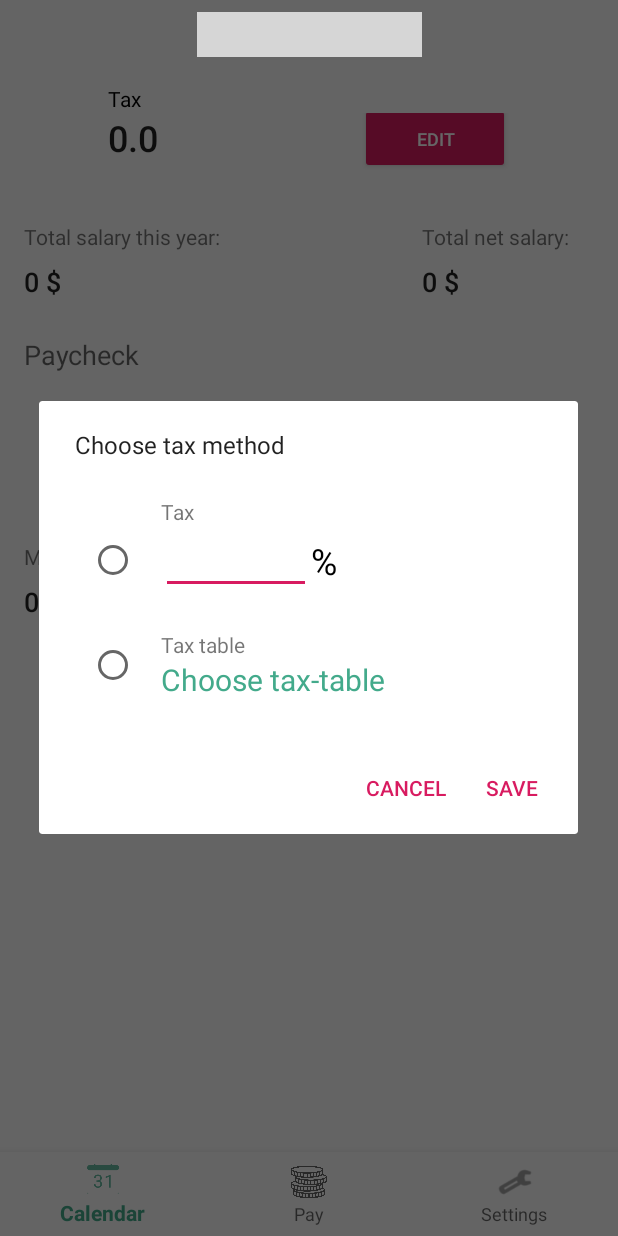
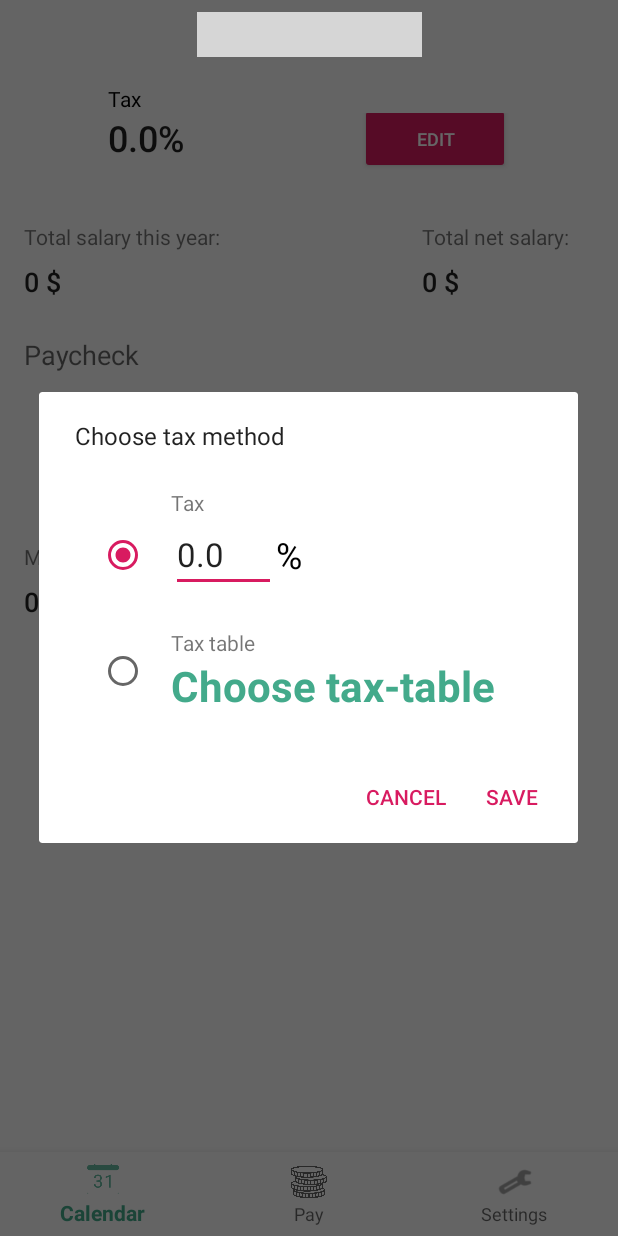
Before and after one commit to marcusbirkeland/terminus, an Android app: the EarningsFragment screen opened through its navigation route, after a tap on "EDIT", on a phone screen of 412 x 824 dp. Run offline under Robolectric (Android 15) with nearby library versions, the phone set to English and light mode, and no system bars; our stand-ins replace navigation-ui; libraries missing offline, so code that uses them is left out: com.github.sundeepk.compactcalendarview, com.nostra13.universalimageloader; 8 statements that could not run were skipped; grey boxes are pictures that could not be loaded.

Commit message:
Finished with visual aspects of editTaxDialog.

```diff
--- a/app/src/main/java/com/birkeland/terminus/MainActivity.java
+++ b/app/src/main/java/com/birkeland/terminus/MainActivity.java
@@ -19,6 +19,7 @@ import android.view.View;
 import android.widget.EditText;
 import android.widget.ImageView;
 
+import com.birkeland.terminus.dialogFragments.TablePickerDialogFragment;
 import com.google.android.material.bottomnavigation.BottomNavigationView;
 
 import androidx.appcompat.app.ActionBar;
@@ -33,7 +34,7 @@ import androidx.navigation.ui.NavigationUI;
 import java.util.Currency;
 import java.util.Locale;
 
-public class MainActivity extends AppCompatActivity {
+public class MainActivity extends AppCompatActivity{
     public static final int CREATE_ALARM = 45456;
     public static final int DELETE_EVENT = 2321;
     public static final int NORWEGIAN = 1814;
@@ -115,4 +116,5 @@ public class MainActivity extends AppCompatActivity {
         editor.putString("CURRENCY",getLocaleCurrency());
         editor.apply();
     }
+
 }
--- a/app/src/main/java/com/birkeland/terminus/dialogFragments/ChooseWorkplaceDialogFragment.java
+++ b/app/src/main/java/com/birkeland/terminus/dialogFragments/ChooseWorkplaceDialogFragment.java
@@ -46,7 +46,7 @@ public class ChooseWorkplaceDialogFragment extends DialogFragment {
     public interface OnInputListener{
         void sendWorkplace(Job job);
     }
-    public ChooseWorkplaceDialogFragment.OnInputListener mOnInputListener;
+    private ChooseWorkplaceDialogFragment.OnInputListener mOnInputListener;
 
     @Override
     public Dialog onCreateDialog(Bundle savedInstanceState){
--- /dev/null
+++ b/app/src/main/java/com/birkeland/terminus/dialogFragments/EditTaxDialogFragment.java
@@ -0,0 +1,177 @@
+package com.birkeland.terminus.dialogFragments;
+
+import android.app.AlertDialog;
+import android.app.Dialog;
+import android.content.DialogInterface;
+import android.content.Intent;
+import android.content.SharedPreferences;
+import android.os.Bundle;
+import android.util.Log;
+import android.view.KeyEvent;
+import android.view.View;
+import android.widget.Button;
+import android.widget.CompoundButton;
+import android.widget.EditText;
+import android.widget.RadioButton;
+import android.widget.TextView;
+import android.widget.Toast;
+
+import androidx.fragment.app.DialogFragment;
+
+import com.birkeland.terminus.R;
+
+import static android.content.Context.MODE_PRIVATE;
+
+public class EditTaxDialogFragment extends DialogFragment {
+
+    public static final int TAX_SELECTED = 123213;
+    private String selectedTable;
+    public EditTaxDialogFragment() {
+    }
+
+    @Override
+    public AlertDialog onCreateDialog(Bundle savedInstanceState) {
+        final AlertDialog.Builder builder = new AlertDialog.Builder(getActivity());
+
+        final View dialogView = View.inflate(getContext(), R.layout.select_tax_dialog_layout,null);
+        final TextView textViewSetTaxTable = dialogView.findViewById(R.id.textViewPickTaxTable);
+        final RadioButton radioButtonPercentage = dialogView.findViewById(R.id.radioButtonTaxPercentage);
+        final RadioButton radioButtonTable = dialogView.findViewById(R.id.radioButtonTaxTable);
+        final EditText editTextPercentage = dialogView.findViewById(R.id.editTextTaxPercentage);
+
+        SharedPreferences pref = getActivity().getSharedPreferences("SHARED PREFERENCES",MODE_PRIVATE);
+        String currentTable = pref.getString("TAXTABLE","");
+        if (!currentTable.equals(""))
+            textViewSetTaxTable.setText(currentTable);
+        editTextPercentage.setText(""+ (pref.getFloat("TAXPERCENTAGE",0)));
+
+        if(pref.getBoolean("ISTAXTABLE",false))
+            radioButtonTable.setChecked(true);
+        else
+            radioButtonPercentage.setChecked(true);
+
+        // Har ikke satt radio buttons i noen gruppe, derfor må vi programmere de her:
+        radioButtonPercentage.setOnCheckedChangeListener(new CompoundButton.OnCheckedChangeListener() {
+            @Override
+            public void onCheckedChanged(CompoundButton buttonView, boolean isChecked) {
+                if(radioButtonPercentage.isChecked())
+                    radioButtonTable.setChecked(false);
+            }
+        });
+        radioButtonTable.setOnCheckedChangeListener(new CompoundButton.OnCheckedChangeListener() {
+            @Override
+            public void onCheckedChanged(CompoundButton buttonView, boolean isChecked) {
+                if(radioButtonTable.isChecked())
+                    radioButtonPercentage.setChecked(false);
+            }
+        });
+        textViewSetTaxTable.setOnClickListener(new View.OnClickListener() {
+            @Override
+            public void onClick(View v) {
+                // Åpne tabellpicker
+                editTextPercentage.clearFocus();
+                showTaxTablePicker();
+                radioButtonTable.setChecked(true);
+            }
+        });
+        editTextPercentage.setOnFocusChangeListener(new View.OnFocusChangeListener() {
+            @Override
+            public void onFocusChange(View v, boolean hasFocus) {
+                if(hasFocus)
+                    radioButtonPercentage.setChecked(true);
+            }
+        });
+
+        builder.setMessage(getString(R.string.choose_tax_method))
+                .setView(dialogView)
+                .setPositiveButton(getString(R.string.save),new DialogInterface.OnClickListener() {
+                    public void onClick(DialogInterface dialog, int id) {
+                        final EditText editTextTaxPercentage = dialogView.findViewById(R.id.editTextTaxPercentage);
+                        if(radioButtonPercentage.isChecked()){
+                            if(editTextTaxPercentage.getText().toString().equals("")){
+                                Toast toast=Toast.makeText(getContext(),getString(R.string.error_eneter_tax_percentage),Toast.LENGTH_SHORT);
+                                toast.show();
+                                return;
+                            }
+                            setTaxPercentage(editTextTaxPercentage.getText().toString());
+
+                        }else if(radioButtonTable.isChecked()){
+                            if(selectedTable == null ||selectedTable.equals("")){
+                                if(textViewSetTaxTable.getText().length() == 4){
+                                    setSelectedTable(textViewSetTaxTable.getText().toString());
+                                }else{
+                                    Toast toast=Toast.makeText(getContext(),getString(R.string.error_eneter_tax_table),Toast.LENGTH_SHORT);
+                                    toast.show();
+                                    return;
+                                }
+                            }
+                            setTaxTable();
+                        }else{
+                            Toast toast=Toast.makeText(getContext(),getString(R.string.error_choose_a_tax_option),Toast.LENGTH_SHORT);
+                            toast.show();
+                            return;
+                        }
+                        Intent intent = new Intent();
+                        getTargetFragment().onActivityResult(getTargetRequestCode(),TAX_SELECTED,intent);
+                    }
+                }).setNegativeButton(getString(R.string.cancel), new DialogInterface.OnClickListener() {
+            @Override
+            public void onClick(DialogInterface dialog, int which) {
+                // Avbryt
+            }
+        });
+        return builder.create();
+    }
+
+    public void showTaxTablePicker(){
+        TablePickerDialogFragment tablePicker = new TablePickerDialogFragment();
+        tablePicker.setTargetFragment(this,0);
+        tablePicker.show(this.getFragmentManager(),"Table picker");
+    }
+    private void setSelectedTable (String tableID){
+        TextView textViewPickTax = getDialog().findViewById(R.id.textViewPickTaxTable);
+        textViewPickTax.setText(tableID);
+        selectedTable = tableID;
+    }
+    @Override
+    public void onActivityResult(int requestCode, int resultCode, Intent data) {
+        super.onActivityResult(requestCode, resultCode, data);
+        Log.d("Selected table", data.getStringExtra("Table"));
+        setSelectedTable(data.getStringExtra("Table"));
+    }
+
+    private void saveTaxTable(String tableID){
+        SharedPreferences pref = getActivity().getSharedPreferences("SHARED PREFERENCES", MODE_PRIVATE);
+        SharedPreferences.Editor editor = pref.edit();
+        editor.putString("TAXTABLE",tableID);
+        editor.putBoolean("ISTAXTABLE",true);
+        editor.apply();
+    }
+
+    private void setTaxTable (){
+        if(!selectedTable.equals("") && selectedTable != null){
+            // Lagrer i sharedprefs
+            saveTaxTable(selectedTable);
+        }
+    }
+
+    private void saveTaxPercentage (float percentage){
+        SharedPreferences pref = getActivity().getSharedPreferences("SHARED PREFERENCES", MODE_PRIVATE);
+        SharedPreferences.Editor editor = pref.edit();
+        editor.putFloat("TAXPERCENTAGE", percentage);
+        editor.putBoolean("ISTAXTABLE",false);
+        editor.apply();
+    }
+
+    private void setTaxPercentage(String taxPercentageText){
+        if(taxPercentageText != null && !taxPercentageText.equals("")) {
+            float taxPercentage;
+            taxPercentage = Float.parseFloat(taxPercentageText);
+            if (taxPercentage > 100 ){
+                taxPercentage = 100;
+            }
+            // Lagrer skatteprosent i sharedprefs
+            saveTaxPercentage(taxPercentage);
+        }
+    }
+}
--- a/app/src/main/java/com/birkeland/terminus/ui/earnings/EarningsFragment.java
+++ b/app/src/main/java/com/birkeland/terminus/ui/earnings/EarningsFragment.java
@@ -3,6 +3,7 @@ package com.birkeland.terminus.ui.earnings;
 import android.app.AlertDialog;
 import android.app.Dialog;
 import android.content.DialogInterface;
+import android.content.Intent;
 import android.content.SharedPreferences;
 import android.content.res.AssetManager;
 import android.os.Bundle;
@@ -23,6 +24,7 @@ import android.widget.Toast;
 import androidx.annotation.Nullable;
 import androidx.annotation.NonNull;
 import androidx.fragment.app.Fragment;
+import androidx.fragment.app.FragmentManager;
 import androidx.lifecycle.Observer;
 import androidx.lifecycle.ViewModelProviders;
 
@@ -30,6 +32,9 @@ import com.birkeland.terminus.DataClasses.Job;
 import com.birkeland.terminus.DataClasses.WorkdayEvent;
 import com.birkeland.terminus.PayCalculator;
 import com.birkeland.terminus.R;
+import com.birkeland.terminus.dialogFragments.EditTaxDialogFragment;
+import com.birkeland.terminus.dialogFragments.SalaryPeriodDatePicker;
+import com.birkeland.terminus.dialogFragments.TablePickerDialogFragment;
 import com.google.gson.Gson;
 import com.google.gson.reflect.TypeToken;
 
@@ -40,6 +45,7 @@ import java.lang.reflect.Type;
 import java.util.ArrayList;
 import java.util.List;
 import static android.content.Context.MODE_PRIVATE;
+import static com.birkeland.terminus.dialogFragments.EditTaxDialogFragment.TAX_SELECTED;
 
 public class EarningsFragment extends Fragment {
 
@@ -52,6 +58,7 @@ public class EarningsFragment extends Fragment {
     private int currentEarnings;
     private float taxPercentage;
     private int spinnerPosition;
+    private String selectedTable = "";
 
     private String loadCurrency(){
         SharedPreferences locale = getActivity().getSharedPreferences("LOCALE",MODE_PRIVATE);
@@ -72,12 +79,6 @@ public class EarningsFragment extends Fragment {
         textViewMonthlyEarningsNet.setText((int) monthlyNetPay + " " + currency);
     }
 
-    private void saveTaxPercentage (float percentage){
-        SharedPreferences pref = getActivity().getSharedPreferences("SHARED PREFERENCES", MODE_PRIVATE);
-        SharedPreferences.Editor editor = pref.edit();
-        editor.putFloat("TAXPERCENTAGE", percentage);
-        editor.apply();
-    }
     private float loadTaxPercentage(){
         SharedPreferences pref = getActivity().getSharedPreferences("SHARED PREFERENCES",MODE_PRIVATE);
         float percentage;
@@ -130,9 +131,7 @@ public class EarningsFragment extends Fragment {
         loadEvents();
         loadJobs();
         currency = loadCurrency();
-        taxPercentage = loadTaxPercentage();
-        TextView editTextTaxPercentage = getView().findViewById(R.id.textViewTaxPercentage);
-        editTextTaxPercentage.setText(taxPercentage+ "");
+        setTaxText();
         TextView textViewTotalEarningsGross = getView().findViewById(R.id.textViewGrossCurrentEarnings);
         currentEarnings = payCalculator.getYearlyEarnings(workdayEvents);
         textViewTotalEarningsGross.setText("" + currentEarnings + " " + currency);
@@ -178,11 +177,36 @@ public class EarningsFragment extends Fragment {
         buttonEditTax.setOnClickListener(new View.OnClickListener() {
             @Override
             public void onClick(View v) {
-                makeEditTaxDialog().show();
+                showTaxDialog();
             }
         });
     }
 
+    private void showTaxDialog(){
+        EditTaxDialogFragment editTaxDialogFragment = new EditTaxDialogFragment();
+        editTaxDialogFragment.setTargetFragment(this,0);
+        editTaxDialogFragment.show(this.getFragmentManager(),"Edit Tax dialog");
+    }
+    @Override
+    public void onActivityResult(int requestCode, int resultCode, Intent data) {
+        super.onActivityResult(requestCode, resultCode, data);
+        if (resultCode==TAX_SELECTED){
+            setTaxText();
+        }
+    }
+
+    private void setTaxText(){
+        SharedPreferences sharedPreferences = getActivity().getSharedPreferences("SHARED PREFERENCES",MODE_PRIVATE);
+        boolean isTaxTable = sharedPreferences.getBoolean("ISTAXTABLE",false);
+        TextView textViewTaxPercentage = getView().findViewById(R.id.textViewTaxPercentage);
+        if(isTaxTable){
+            String table = sharedPreferences.getString("TAXTABLE" ,"");
+            textViewTaxPercentage.setText(getString(R.string.table) + " " + table);
+        }else{
+            float percentage = sharedPreferences.getFloat("TAXPERCENTAGE", 0);
+            textViewTaxPercentage.setText(percentage +"%");
+        }
+    }
     public View onCreateView(@NonNull LayoutInflater inflater,
                              ViewGroup container, Bundle savedInstanceState) {
         earningsViewModel =
@@ -197,113 +221,4 @@ public class EarningsFragment extends Fragment {
         });
         return root;
     }
-
-    private Dialog makeEditTaxDialog(){
-        final AlertDialog.Builder builder = new AlertDialog.Builder(getActivity());
-
-        final View dialogView = View.inflate(getContext(),R.layout.select_tax_dialog_layout,null);
-        final TextView textViewErrorMessage = dialogView.findViewById(R.id.textViewSelectTaxError);
-        final TextView textViewSetTaxTable = dialogView.findViewById(R.id.textViewPickTaxTable);
-        final RadioButton radioButtonPercentage = dialogView.findViewById(R.id.radioButtonTaxPercentage);
-        final RadioButton radioButtonTable = dialogView.findViewById(R.id.radioButtonTaxTable);
-        // Har ikke satt radio buttons i noen gruppe, derfor må vi programmere de her:
-        radioButtonPercentage.setOnCheckedChangeListener(new CompoundButton.OnCheckedChangeListener() {
-            @Override
-            public void onCheckedChanged(CompoundButton buttonView, boolean isChecked) {
-                if(radioButtonPercentage.isChecked())
-                    radioButtonTable.setChecked(false);
-            }
-        });
-        radioButtonTable.setOnCheckedChangeListener(new CompoundButton.OnCheckedChangeListener() {
-            @Override
-            public void onCheckedChanged(CompoundButton buttonView, boolean isChecked) {
-                if(radioButtonTable.isChecked())
-                    radioButtonPercentage.setChecked(false);
-            }
-        });
-
-        textViewSetTaxTable.setOnClickListener(new View.OnClickListener() {
-            @Override
-            public void onClick(View v) {
-                // Åpne tabellpicker
-                    makeTablePicker().show();
-            }
-        });
-
-        builder.setMessage(getString(R.string.choose_tax_method))
-                .setView(dialogView)
-                .setPositiveButton(getString(R.string.save),new DialogInterface.OnClickListener() {
-                    public void onClick(DialogInterface dialog, int id) {
-                        final EditText editTextTaxPercentage = dialogView.findViewById(R.id.editTextTaxPercentage);
-                        if(radioButtonPercentage.isChecked()){
-                            if(editTextTaxPercentage.getText().toString().equals("")){
-                                textViewErrorMessage.setText(getString(R.string.error_eneter_tax_percentage));
-                                return;
-                            }
-                            setTaxPercentage(editTextTaxPercentage.getText().toString());
-
-                        }else if(radioButtonTable.isChecked()){
-                            if(false){
-                                textViewErrorMessage.setText(getString(R.string.error_eneter_tax_table));
-                                return;
-                            }
-                        }else{
-                            textViewErrorMessage.setText(getString(R.string.error_choose_a_tax_option));
-                        }
-                    }
-                }).setNegativeButton(getString(R.string.cancel), new DialogInterface.OnClickListener() {
-            @Override
-            public void onClick(DialogInterface dialog, int which) {
-                // Avbryt
-            }
-        });
-        return builder.create();
-    }
-
-    private String[] reverseArray(String[] arrIn){
-        String[] reversedArray = arrIn.clone();
-        for(int i = 0;i < reversedArray.length;i++){
-            int j = reversedArray.length -(1+ i);
-               reversedArray[i] = arrIn[j];
-        }
-        return reversedArray;
-    }
-
-    private Dialog makeTablePicker() {
-        final AlertDialog.Builder builder = new AlertDialog.Builder(getActivity());
-
-        AssetManager assetManager = getContext().getAssets();
-        String[] tableIDs;
-        try {
-            tableIDs = assetManager.list("tabellene2020");
-            int i = 0;
-            for (String ID : tableIDs){
-                tableIDs[i]= ID.substring(0,ID.length()-4);
-                i++;
-            }
-
-        builder.setTitle(getString(R.string.choose_tax_table))
-        .setItems(reverseArray(tableIDs), new DialogInterface.OnClickListener() {
-            @Override
-            public void onClick(DialogInterface dialog, int which) {
-
-            }
-        });
-        }
-        catch (IOException e){
-            Log.e("Table picker","No files in assets");
-        }
-        return builder.create();
-    }
-
-    private void setTaxPercentage(String taxPercentageText){
-        if(taxPercentageText != null && !taxPercentageText.equals("")) {
-            taxPercentage = Float.parseFloat(taxPercentageText);
-            if (taxPercentage > 100 ){
-                taxPercentage = 100;
-            }
-            // Lagrer skatteprosent i sharedprefs
-            saveTaxPercentage(taxPercentage);
-        }
-    }
 }
--- a/app/src/main/res/layout/select_tax_dialog_layout.xml
+++ b/app/src/main/res/layout/select_tax_dialog_layout.xml
@@ -9,7 +9,7 @@
     <androidx.constraintlayout.widget.ConstraintLayout
         android:layout_width="wrap_content"
         android:layout_height="wrap_content"
-        android:layout_marginStart="32dp"
+        android:layout_marginStart="24dp"
         app:layout_constraintBottom_toBottomOf="parent"
         app:layout_constraintStart_toStartOf="parent"
         app:layout_constraintTop_toTopOf="parent">
@@ -43,13 +43,13 @@
 
         <EditText
             android:id="@+id/editTextTaxPercentage"
-            android:layout_width="100dp"
+            android:layout_width="70dp"
             android:layout_height="wrap_content"
+            android:layout_marginStart="64dp"
             android:ems="10"
-            android:gravity="center"
             android:inputType="numberDecimal"
             android:maxLength="4"
-            app:layout_constraintEnd_toEndOf="parent"
+            android:textSize="22sp"
             app:layout_constraintStart_toStartOf="parent"
             app:layout_constraintTop_toBottomOf="@+id/textView2" />
 
@@ -76,24 +76,15 @@
             android:id="@+id/textViewPickTaxTable"
             android:layout_width="wrap_content"
             android:layout_height="wrap_content"
+            android:layout_marginBottom="24dp"
             android:text="@string/choose_tax_table"
             android:textColor="@color/colorPrimary"
-            android:textSize="20sp"
+            android:textSize="28sp"
+            android:textStyle="bold"
+            app:layout_constraintBottom_toBottomOf="parent"
             app:layout_constraintStart_toStartOf="@+id/textView420"
             app:layout_constraintTop_toBottomOf="@+id/textView420"
             tools:text="Velg skattetabell" />
 
-        <TextView
-            android:id="@+id/textViewSelectTaxError"
-            android:layout_width="wrap_content"
-            android:layout_height="wrap_content"
-            android:layout_marginTop="8dp"
-            android:textColor="@android:color/holo_red_light"
-            app:layout_constraintBottom_toBottomOf="parent"
-            app:layout_constraintEnd_toEndOf="@+id/textViewPickTaxTable"
-            app:layout_constraintStart_toStartOf="@+id/radioButtonTaxTable"
-            app:layout_constraintTop_toBottomOf="@+id/textViewPickTaxTable"
-            tools:text="Error message" />
-
     </androidx.constraintlayout.widget.ConstraintLayout>
 </androidx.constraintlayout.widget.ConstraintLayout>
--- a/app/src/main/res/values/strings.xml
+++ b/app/src/main/res/values/strings.xml
@@ -46,6 +46,7 @@
     <string name="paycheck">Paycheck</string>
     <string name="paycheck_period">Pay in period:</string>
     <string name="choose_tax_method">Choose tax method</string>
+    <string name="table">Table</string>
     <string name="tax_table">Tax table</string>
     <string name="choose_tax_table">Choose tax-table</string>
     <string name="error_eneter_tax_percentage">Please enter tax percentage</string>
```
Also changed, not shown: app/src/main/java/com/birkeland/terminus/dialogFragments/TablePickerDialogFragment.java (added, +71 -0 lines).
